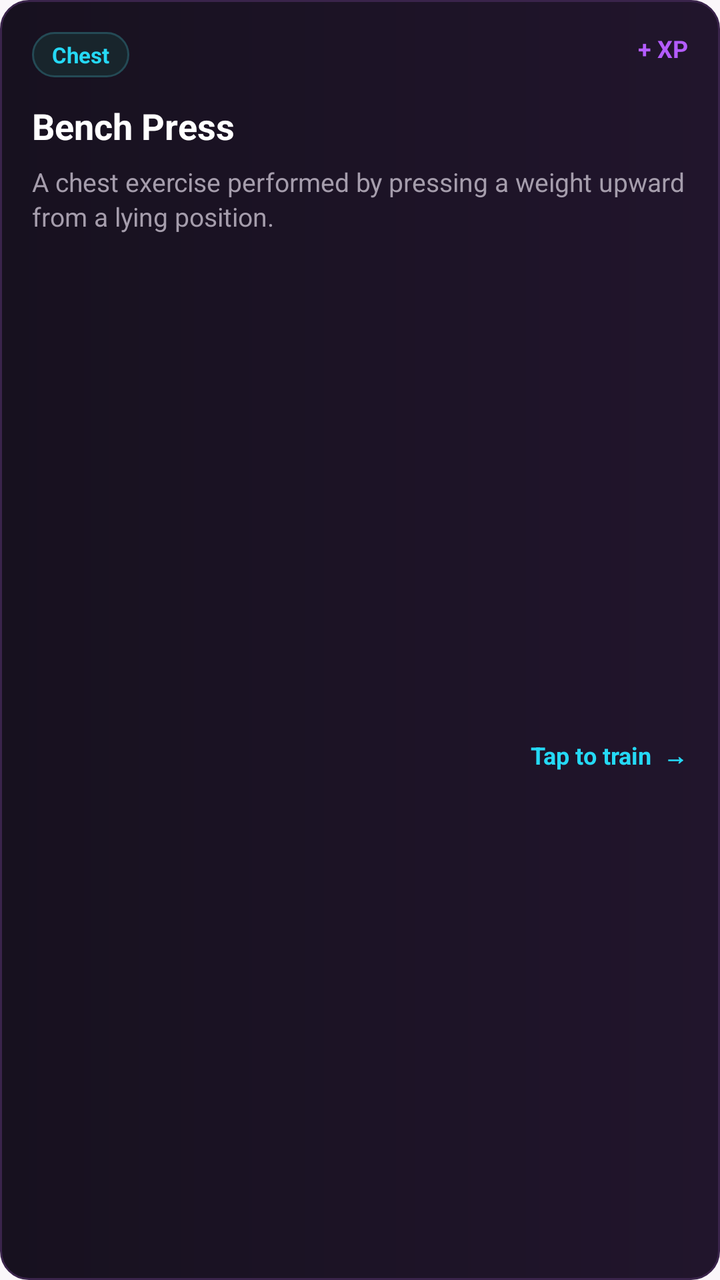
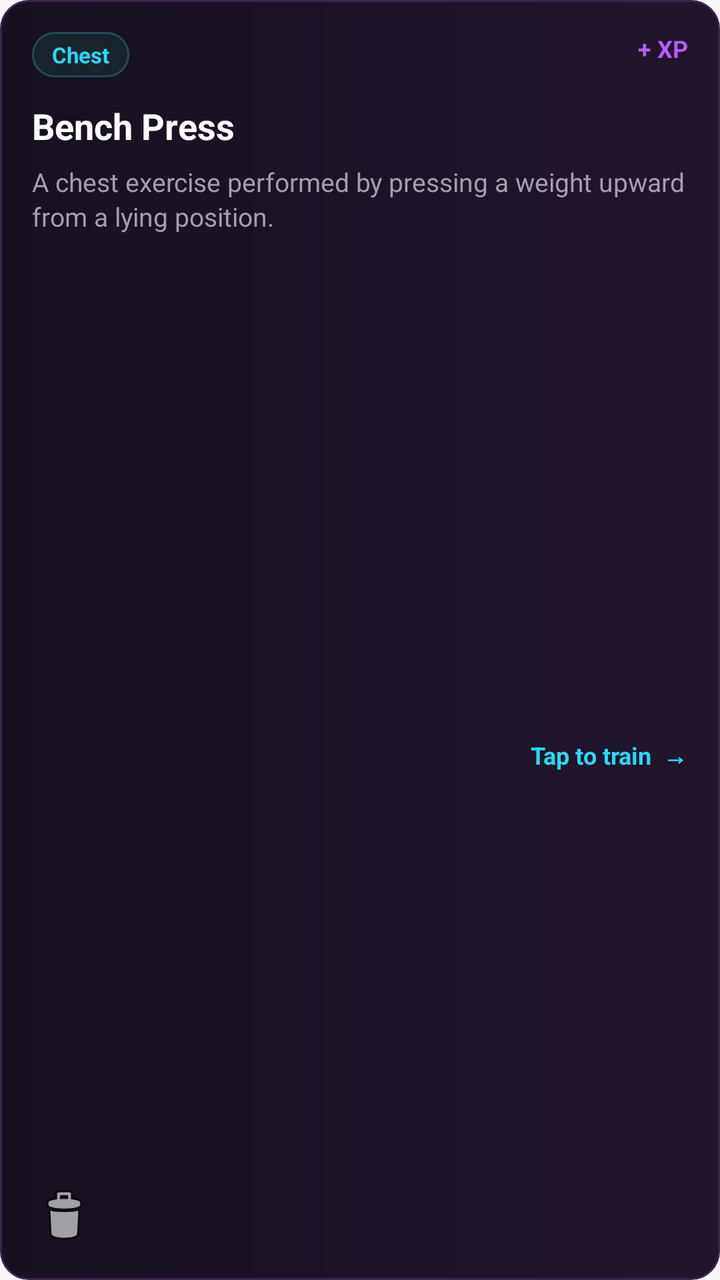

Two renders of the same Android screen: before a commit and after it. Below are the layout's source before the change and the commit's diff.
<!-- AndroidManifest.xml: application theme Theme.GymLeague -->
<!-- res/layout/item_exercise.xml -->
<?xml version="1.0" encoding="utf-8"?>
<androidx.constraintlayout.widget.ConstraintLayout
    xmlns:android="http://schemas.android.com/apk/res/android"
    xmlns:app="http://schemas.android.com/apk/res-auto"
    android:layout_width="match_parent"
    android:layout_height="wrap_content"
    android:layout_marginBottom="12dp"
    android:background="@drawable/bg_exercise_card"
    android:padding="16dp">

    
    <TextView
        android:id="@+id/tvMuscleGroup"
        android:layout_width="wrap_content"
        android:layout_height="wrap_content"
        android:background="@drawable/bg_muscle_tag"
        android:paddingStart="10dp"
        android:paddingTop="4dp"
        android:paddingEnd="10dp"
        android:paddingBottom="4dp"
        android:text="Chest"
        android:textColor="#25D9F5"
        android:textSize="11sp"
        android:textStyle="bold"
        app:layout_constraintStart_toStartOf="parent"
        app:layout_constraintTop_toTopOf="parent" />

    
    <TextView
        android:id="@+id/tvXpPreview"
        android:layout_width="wrap_content"
        android:layout_height="wrap_content"
        android:text="+ XP"
        android:textColor="#B45CFF"
        android:textSize="12sp"
        android:textStyle="bold"
        app:layout_constraintEnd_toEndOf="parent"
        app:layout_constraintTop_toTopOf="parent" />

    
    <TextView
        android:id="@+id/tvExerciseName"
        android:layout_width="0dp"
        android:layout_height="wrap_content"
        android:layout_marginTop="12dp"
        android:layout_marginEnd="12dp"
        android:text="Bench Press"
        android:textColor="#FFFFFF"
        android:textSize="18sp"
        android:textStyle="bold"
        app:layout_constraintEnd_toEndOf="parent"
        app:layout_constraintStart_toStartOf="parent"
        app:layout_constraintTop_toBottomOf="@id/tvMuscleGroup" />

    
    <TextView
        android:id="@+id/tvExerciseDescription"
        android:layout_width="0dp"
        android:layout_height="wrap_content"
        android:layout_marginTop="7dp"
        android:text="A chest exercise performed by pressing a weight upward from a lying position."
        android:textColor="#A59DAC"
        android:textSize="13sp"
        android:lineSpacingExtra="2dp"
        app:layout_constraintEnd_toEndOf="parent"
        app:layout_constraintStart_toStartOf="parent"
        app:layout_constraintTop_toBottomOf="@id/tvExerciseName" />

    
    <TextView
        android:id="@+id/tvTapToTrain"
        android:layout_width="wrap_content"
        android:layout_height="wrap_content"
        android:layout_marginTop="14dp"
        android:text="Tap to train  →"
        android:textColor="#25D9F5"
        android:textSize="12sp"
        android:textStyle="bold"
        app:layout_constraintBottom_toBottomOf="parent"
        app:layout_constraintEnd_toEndOf="parent"
        app:layout_constraintTop_toBottomOf="@id/tvExerciseDescription" />

</androidx.constraintlayout.widget.ConstraintLayout>
<!-- resources referenced by this layout -->
<resources>
  <!-- drawable bg_exercise_card (drawable) -->
  <?xml version="1.0" encoding="utf-8"?>
  <shape xmlns:android="http://schemas.android.com/apk/res/android"
      android:shape="rectangle">
  
      <gradient
          android:angle="0"
          android:startColor="#17111F"
          android:endColor="#21152C" />
  
      <stroke
          android:width="1dp"
          android:color="#3A244B" />
  
      <corners android:radius="14dp" />
  
  </shape>
  <!-- drawable bg_muscle_tag (drawable) -->
  <?xml version="1.0" encoding="utf-8"?>
  <shape xmlns:android="http://schemas.android.com/apk/res/android"
      android:shape="rectangle">
  
      <solid android:color="#18252C" />
  
      <stroke
          android:width="1dp"
          android:color="#244A55" />
  
      <corners android:radius="20dp" />
  
  </shape>
  <style name="Theme.GymLeague" parent="Base.Theme.GymLeague" />
  <style name="Base.Theme.GymLeague" parent="Theme.Material3.DayNight.NoActionBar">
          <item name="colorPrimary">@color/gym_purple</item>
          <item name="colorOnPrimary">@color/white</item>
          <item name="colorPrimaryContainer">@color/gym_purple_container</item>
          <item name="colorOnPrimaryContainer">@color/gym_purple_dark</item>
  
          <item name="colorSecondary">@color/gym_blue</item>
          <item name="colorOnSecondary">@color/white</item>
          <item name="colorSecondaryContainer">@color/gym_blue_container</item>
          <item name="colorOnSecondaryContainer">@color/gym_blue_dark</item>
  
          <item name="colorTertiary">@color/gym_gold</item>
  
          <item name="android:colorBackground">@color/background_light</item>
          <item name="colorOnBackground">@color/on_surface_light</item>
  
          <item name="colorSurface">@color/surface_light</item>
          <item name="colorOnSurface">@color/on_surface_light</item>
  
          <item name="colorError">@color/gym_error</item>
          <item name="colorErrorContainer">@color/gym_error_container</item>
          <item name="colorOnError">@color/white</item>
  
          <item name="android:statusBarColor">@color/gym_purple</item>
          <item name="android:windowLightStatusBar">false</item>
      </style>
  <color name="gym_purple">#6A4FB3</color>
  <color name="white">#FFFFFFFF</color>
  <color name="gym_purple_container">#EDE6FA</color>
  <color name="gym_purple_dark">#4A3080</color>
  <color name="gym_blue">#4A6CF7</color>
  <color name="gym_blue_container">#E3E9FF</color>
  <color name="gym_blue_dark">#2F49C4</color>
  <color name="gym_gold">#FFB300</color>
  <color name="background_light">#FAF7FA</color>
  <color name="on_surface_light">#1C1B1F</color>
  <color name="surface_light">#FFFFFF</color>
  <color name="gym_error">#B3261E</color>
  <color name="gym_error_container">#F9DEDC</color>
</resources>

<!-- the commit's change to res/layout/item_exercise.xml (unified diff, before → after) -->
@@ -80,4 +80,15 @@
         app:layout_constraintEnd_toEndOf="parent"
         app:layout_constraintTop_toBottomOf="@id/tvExerciseDescription" />
 
+    
+    <ImageButton
+        android:id="@+id/btnDeleteExercise"
+        android:layout_width="32dp"
+        android:layout_height="32dp"
+        android:background="@android:color/transparent"
+        android:contentDescription="Delete exercise"
+        android:src="@android:drawable/ic_menu_delete"
+        app:layout_constraintBottom_toBottomOf="parent"
+        app:layout_constraintStart_toStartOf="parent" />
+
 </androidx.constraintlayout.widget.ConstraintLayout>
